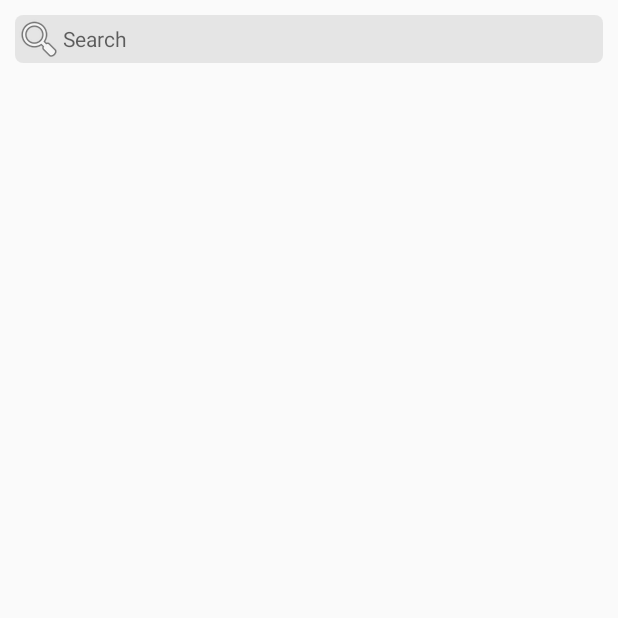
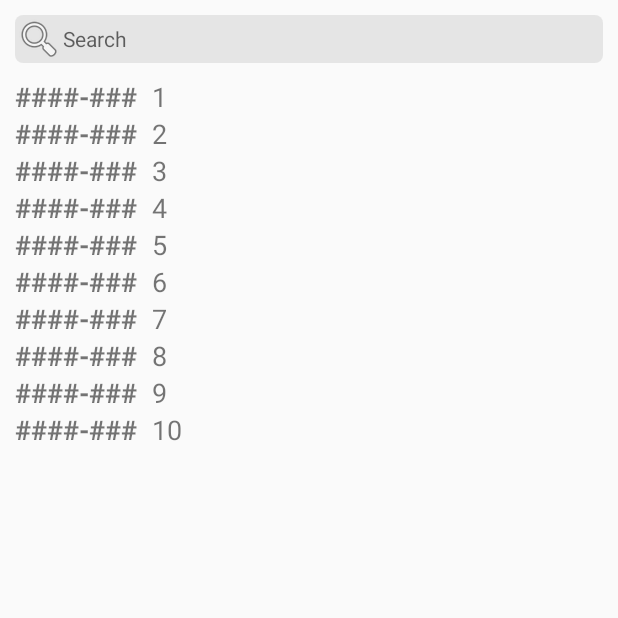
Before and after one commit to paixaoDev/PostCodeSearch, an Android app: the screen it shows after launch (MainActivity), on a phone screen of 412 x 824 dp, the top half of it. Run offline under Robolectric (Android 15) with nearby library versions, the phone set to English and light mode, and no system bars.

Commit message:
feat(view): created adapter and simple editText behavior

```diff
--- a/app/src/main/java/com/example/postcodesearch/MainActivity.kt
+++ b/app/src/main/java/com/example/postcodesearch/MainActivity.kt
@@ -1,11 +1,54 @@
 package com.example.postcodesearch
 
+import android.os.Bundle
+import android.view.View
+import android.widget.Button
 import androidx.appcompat.app.AppCompatActivity
-import android.os.Bundle
+import androidx.appcompat.widget.AppCompatEditText
+import androidx.core.widget.doOnTextChanged
+import androidx.recyclerview.widget.RecyclerView
+import com.example.postcodesearch.data.AddressData
+import com.example.postcodesearch.ui.AddressAdapter
 
 class MainActivity : AppCompatActivity() {
+
+    private val editText: AppCompatEditText by lazy { findViewById(R.id.appCompatEditText) }
+    private val cancelButton: Button by lazy { findViewById(R.id.button) }
+    private val recyclerView: RecyclerView by lazy { findViewById(R.id.recycler) }
+
     override fun onCreate(savedInstanceState: Bundle?) {
         super.onCreate(savedInstanceState)
         setContentView(R.layout.activity_main)
+
+        val addressList = listOf(
+            AddressData("", "1"),
+            AddressData("", "2"),
+            AddressData("", "3"),
+            AddressData("", "4"),
+            AddressData("", "5"),
+            AddressData("", "6"),
+            AddressData("", "7"),
+            AddressData("", "8"),
+            AddressData("", "9"),
+            AddressData("", "10")
+        )
+        recyclerView.adapter = AddressAdapter(addressList)
+
+        editTextSetup()
+        cancelButtonSetup()
     }
+
+    private fun editTextSetup() {
+        editText.doOnTextChanged { text, start, before, count ->
+            cancelButton.visibility = when (text.isNullOrBlank()) {
+                true -> View.GONE
+                false -> View.VISIBLE
+            }
+        }
+    }
+
+    private fun cancelButtonSetup() {
+        cancelButton.setOnClickListener { editText.setText("") }
+    }
+
 }
--- /dev/null
+++ b/app/src/main/java/com/example/postcodesearch/data/AddressData.kt
@@ -0,0 +1,3 @@
+package com.example.postcodesearch.data
+
+data class AddressData(val address: String, val name: String)
--- /dev/null
+++ b/app/src/main/java/com/example/postcodesearch/ui/AddressAdapter.kt
@@ -0,0 +1,32 @@
+package com.example.postcodesearch.ui
+
+import android.view.LayoutInflater
+import android.view.View
+import android.view.ViewGroup
+import android.widget.TextView
+import androidx.recyclerview.widget.RecyclerView
+import com.example.postcodesearch.R
+import com.example.postcodesearch.data.AddressData
+
+class AddressAdapter(private val address: List<AddressData>) :
+    RecyclerView.Adapter<AddressAdapter.ViewHolder>() {
+
+    override fun onCreateViewHolder(parent: ViewGroup, viewType: Int): ViewHolder {
+        val view = LayoutInflater.from(parent.context)
+            .inflate(R.layout.adapter_address_list_item, parent, false)
+
+        return ViewHolder(view)
+    }
+
+    override fun onBindViewHolder(holder: ViewHolder, position: Int) {
+        holder.name.text = address[position].name
+    }
+
+    override fun getItemCount() = address.size
+
+    inner class ViewHolder(view: View) : RecyclerView.ViewHolder(view) {
+        val name: TextView = view.findViewById(R.id.name)
+        val postal: TextView = view.findViewById(R.id.postal)
+
+    }
+}
--- a/app/src/main/res/layout/activity_main.xml
+++ b/app/src/main/res/layout/activity_main.xml
@@ -29,11 +29,13 @@
     <androidx.recyclerview.widget.RecyclerView
         android:id="@+id/recycler"
         android:layout_width="match_parent"
-        android:layout_height="wrap_content"
+        android:layout_height="0dp"
         android:layout_marginHorizontal="10dp"
-        android:layout_marginTop="10dp"
+        android:layout_marginVertical="10dp"
+        app:layoutManager="androidx.recyclerview.widget.LinearLayoutManager"
+        app:layout_constraintBottom_toBottomOf="parent"
+        app:layout_constraintEnd_toEndOf="parent"
         app:layout_constraintStart_toStartOf="parent"
-        app:layout_constraintTop_toBottomOf="@+id/appCompatEditText"
-        tools:itemCount="500" />
+        app:layout_constraintTop_toBottomOf="@+id/appCompatEditText" />
 
 </androidx.constraintlayout.widget.ConstraintLayout>
--- /dev/null
+++ b/app/src/main/res/layout/adapter_address_list_item.xml
@@ -0,0 +1,23 @@
+<?xml version="1.0" encoding="utf-8"?>
+<LinearLayout xmlns:android="http://schemas.android.com/apk/res/android"
+    android:layout_width="match_parent"
+    android:layout_height="wrap_content"
+    android:orientation="horizontal">
+
+    <TextView
+        android:id="@+id/postal"
+        android:layout_width="wrap_content"
+        android:layout_height="wrap_content"
+        android:text="####-###"
+        android:textSize="18sp"
+        android:textStyle="bold" />
+
+    <TextView
+        android:id="@+id/name"
+        android:layout_width="wrap_content"
+        android:layout_height="wrap_content"
+        android:layout_marginStart="10dp"
+        android:text="Designação Postal"
+        android:textSize="18sp" />
+
+</LinearLayout>
--- a/app/src/main/res/values/themes.xml
+++ b/app/src/main/res/values/themes.xml
@@ -14,7 +14,7 @@
         <!-- Customize your theme here. -->
     </style>
 
-    <style name="Theme.EditText.Search">
+    <style name="Theme.EditText.Search" parent="Theme.PostCodeSearch">
         <item name="drawableStartCompat">@android:drawable/ic_menu_search</item>
         <item name="android:drawableStart">@android:drawable/ic_menu_search</item>
         <item name="android:background">@drawable/bg_retangule_rounded</item>
@@ -22,7 +22,7 @@
         <item name="android:layout_margin">10dp</item>
     </style>
 
-    <style name="Theme.Button.Text">
+    <style name="Theme.Button.Text" parent="Theme.PostCodeSearch">
         <item name="android:background">@android:color/transparent</item>
         <item name="android:text">@android:string/cancel</item>
         <item name="android:textAllCaps">false</item>
```
